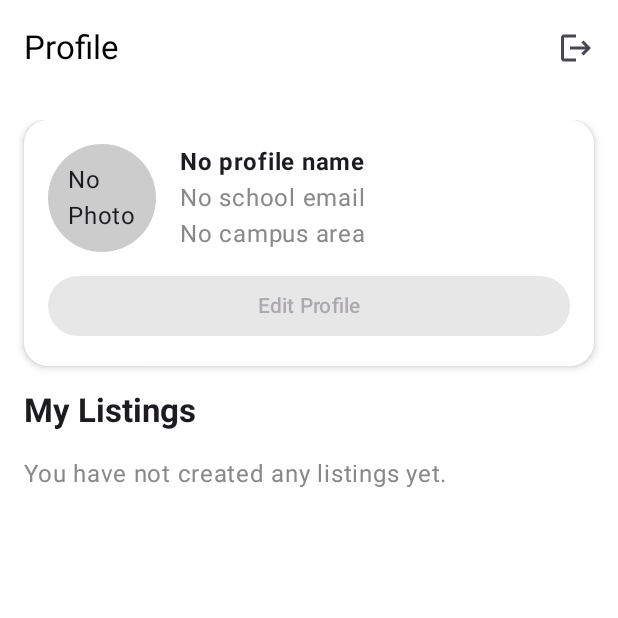
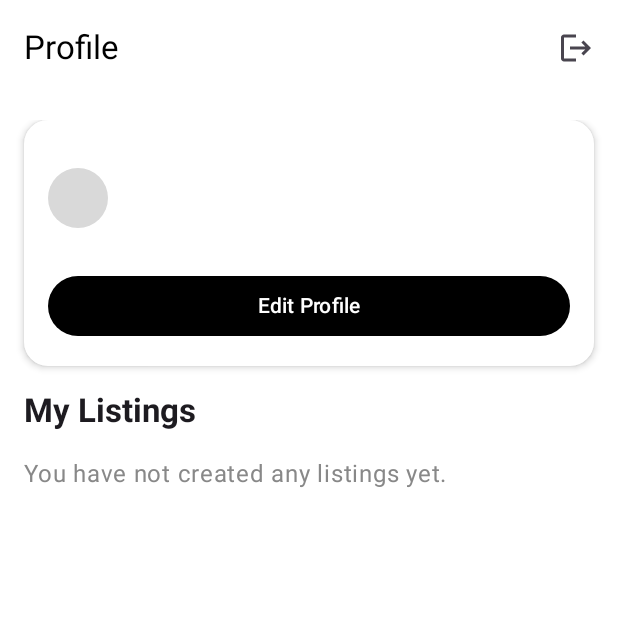
Before and after one commit to Johnnnnn261/CS4520-Final-Project, an Android app built with Jetpack Compose: the composable ProfileScreen called with empty values, on a phone screen of 412 x 824 dp, the top half of it. Run offline under Robolectric (Android 15) with nearby library versions, the phone set to English and light mode, and no system bars; pictures from the network do not load.

Commit message:
Added Profile Image

```diff
--- a/app/build.gradle.kts
+++ b/app/build.gradle.kts
@@ -52,6 +52,7 @@ dependencies {
     implementation("com.google.firebase:firebase-storage")
     implementation("org.jetbrains.kotlinx:kotlinx-coroutines-play-services:1.10.2")
     implementation("io.coil-kt:coil-compose:2.7.0")
+    implementation("androidx.core:core-splashscreen:1.0.1")
     testImplementation(libs.junit)
     androidTestImplementation(platform(libs.androidx.compose.bom))
     androidTestImplementation(libs.androidx.compose.ui.test.junit4)
--- /dev/null
+++ b/app/src/main/java/com/example/cs4520_final_project/ui/common/Avatar.kt
@@ -0,0 +1,51 @@
+package com.example.cs4520_final_project.ui.common
+
+import androidx.compose.foundation.background
+import androidx.compose.foundation.layout.Box
+import androidx.compose.foundation.layout.fillMaxSize
+import androidx.compose.foundation.layout.size
+import androidx.compose.foundation.shape.CircleShape
+import androidx.compose.material3.MaterialTheme
+import androidx.compose.material3.Text
+import androidx.compose.runtime.Composable
+import androidx.compose.ui.Alignment
+import androidx.compose.ui.Modifier
+import androidx.compose.ui.draw.clip
+import androidx.compose.ui.layout.ContentScale
+import androidx.compose.ui.unit.Dp
+import androidx.compose.ui.unit.dp
+import androidx.compose.ui.unit.sp
+import coil.compose.AsyncImage
+
+@Composable
+fun Avatar(
+    name: String, photoUri: String? = null, size: Dp = 40.dp, modifier: Modifier = Modifier
+) {
+    val initials =
+        name.split(" ").mapNotNull { it.firstOrNull()?.uppercaseChar() }.take(2).joinToString("")
+
+    Box(
+        modifier = modifier
+            .size(size)
+            .clip(CircleShape)
+            .background(MaterialTheme.colorScheme.surface),
+        contentAlignment = Alignment.Center
+    ) {
+        if (photoUri != null) {
+            AsyncImage(
+                model = photoUri,
+                contentDescription = name,
+                contentScale = ContentScale.Crop,
+                modifier = Modifier.fillMaxSize()
+            )
+        } else {
+            Text(
+                text = initials,
+                style = MaterialTheme.typography.labelLarge,
+                color = MaterialTheme.colorScheme.onPrimaryContainer,
+
+                fontSize = (size.value / 2).sp
+            )
+        }
+    }
+}
--- a/app/src/main/java/com/example/cs4520_final_project/ui/profile/ProfileInfoCard.kt
+++ b/app/src/main/java/com/example/cs4520_final_project/ui/profile/ProfileInfoCard.kt
@@ -23,10 +23,11 @@ import androidx.compose.ui.graphics.Color
 import androidx.compose.ui.text.font.FontWeight
 import androidx.compose.ui.unit.dp
 import com.example.cs4520_final_project.data.ProfileInfo
+import com.example.cs4520_final_project.ui.common.Avatar
 
 @Composable
 fun ProfileInfoCard(
-    profileInfo: ProfileInfo?, onEditProfile: () -> Unit
+    profileInfo: ProfileInfo, onEditProfile: () -> Unit
 ) {
     Card(
         modifier = Modifier.fillMaxWidth(),
@@ -36,29 +37,19 @@ fun ProfileInfoCard(
     ) {
         Column(modifier = Modifier.padding(16.dp)) {
             Row(verticalAlignment = Alignment.CenterVertically) {
-                Box(
-                    modifier = Modifier
-                        .size(72.dp)
-                        .clip(CircleShape)
-                        .background(Color.LightGray),
-                    contentAlignment = Alignment.Center
-                ) {
-                    Text(if (profileInfo?.photoUri == null) "No\nPhoto" else "Photo")
-                }
+                Avatar(profileInfo.fullName, profileInfo.photoUri)
 
                 Column(modifier = Modifier.padding(start = 16.dp)) {
-                    Text(profileInfo?.fullName ?: "No profile name", fontWeight = FontWeight.Bold)
-                    Text(profileInfo?.schoolEmail ?: "No school email", color = Color.Gray)
-                    Text(profileInfo?.campusArea ?: "No campus area", color = Color.Gray)
+                    Text(profileInfo.fullName, fontWeight = FontWeight.Bold)
+                    Text(profileInfo.schoolEmail, color = Color.Gray)
+                    Text(profileInfo.campusArea, color = Color.Gray)
                 }
             }
 
             Spacer(modifier = Modifier.height(12.dp))
 
             Button(
-                onClick = onEditProfile,
-                enabled = profileInfo != null,
-                modifier = Modifier.fillMaxWidth()
+                onClick = onEditProfile, modifier = Modifier.fillMaxWidth()
             ) {
                 Text("Edit Profile")
             }
--- a/app/src/main/java/com/example/cs4520_final_project/ui/profile/ProfileScreen.kt
+++ b/app/src/main/java/com/example/cs4520_final_project/ui/profile/ProfileScreen.kt
@@ -51,7 +51,7 @@ import com.example.cs4520_final_project.data.ProfileInfo
 @OptIn(ExperimentalMaterial3Api::class)
 @Composable
 fun ProfileScreen(
-    profileInfo: ProfileInfo?,
+    profileInfo: ProfileInfo,
     listings: List<ListingInfo>,
     onUpdateProfile: (ProfileInfo) -> Unit,
     onUpdateListing: (ListingInfo) -> Unit,
```
Also changed, not shown: app/src/main/java/com/example/cs4520_final_project/ui/navigation/CoreNavigation.kt (+3 -7 lines), app/src/main/java/com/example/cs4520_final_project/ui/profile/EditProfileDialog.kt (+12 -2 lines).
